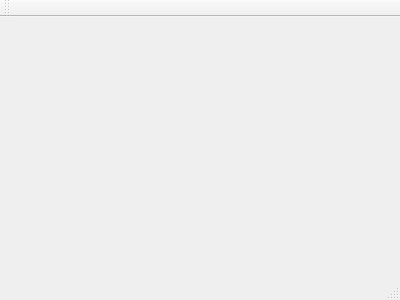
Before: the Qt Designer form supercalc.ui in kevinxusz/supercalc-qt-example, drawn with Qt 5.
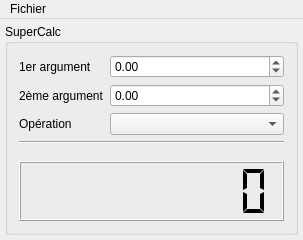
After: the same form once the commit is applied.

Commit message: Basic window with some functionality.

Diff of the .ui file:
```diff
--- a/supercalc.ui
+++ b/supercalc.ui
@@ -1,24 +1,169 @@
 <ui version="4.0">
  <class>SuperCalc</class>
- <widget class="QMainWindow" name="SuperCalc" >
-  <property name="geometry" >
+ <widget class="QMainWindow" name="SuperCalc">
+  <property name="geometry">
    <rect>
     <x>0</x>
     <y>0</y>
-    <width>400</width>
-    <height>300</height>
+    <width>303</width>
+    <height>240</height>
    </rect>
   </property>
   <property name="windowTitle" >
    <string>SuperCalc</string>
   </property>
-  <widget class="QMenuBar" name="menuBar" />
-  <widget class="QToolBar" name="mainToolBar" />
-  <widget class="QWidget" name="centralWidget" />
-  <widget class="QStatusBar" name="statusBar" />
+  <widget class="QWidget" name="centralWidget">
+   <layout class="QHBoxLayout" name="horizontalLayout">
+    <property name="leftMargin">
+     <number>5</number>
+    </property>
+    <property name="topMargin">
+     <number>5</number>
+    </property>
+    <property name="rightMargin">
+     <number>5</number>
+    </property>
+    <property name="bottomMargin">
+     <number>5</number>
+    </property>
+    <item>
+     <layout class="QVBoxLayout" name="verticalLayout">
+      <item>
+       <widget class="QGroupBox" name="groupBox">
+        <property name="title">
+         <string>SuperCalc</string>
+        </property>
+        <layout class="QVBoxLayout" name="verticalLayout_2">
+         <item>
+          <layout class="QFormLayout" name="formLayout">
+           <item row="0" column="0">
+            <widget class="QLabel" name="label_1st_arg">
+             <property name="text">
+              <string>1er argument</string>
+             </property>
+            </widget>
+           </item>
+           <item row="0" column="1">
+            <widget class="QDoubleSpinBox" name="spinbox_1st_arg">
+             <property name="minimum">
+              <double>-1000.000000000000000</double>
+             </property>
+             <property name="maximum">
+              <double>1000.000000000000000</double>
+             </property>
+            </widget>
+           </item>
+           <item row="1" column="0">
+            <widget class="QLabel" name="label_2nd_arg">
+             <property name="text">
+              <string>2ème argument</string>
+             </property>
+            </widget>
+           </item>
+           <item row="1" column="1">
+            <widget class="QDoubleSpinBox" name="spinbox_2nd_arg">
+             <property name="minimum">
+              <double>-1000.000000000000000</double>
+             </property>
+             <property name="maximum">
+              <double>1000.000000000000000</double>
+             </property>
+            </widget>
+           </item>
+           <item row="2" column="0">
+            <widget class="QLabel" name="label_operation">
+             <property name="text">
+              <string>Opération</string>
+             </property>
+            </widget>
+           </item>
+           <item row="2" column="1">
+            <widget class="QComboBox" name="combo_operation"/>
+           </item>
+          </layout>
+         </item>
+         <item>
+          <widget class="Line" name="line">
+           <property name="orientation">
+            <enum>Qt::Horizontal</enum>
+           </property>
+          </widget>
+         </item>
+         <item>
+          <spacer name="verticalSpacer_2">
+           <property name="orientation">
+            <enum>Qt::Vertical</enum>
+           </property>
+           <property name="sizeHint" stdset="0">
+            <size>
+             <width>20</width>
+             <height>40</height>
+            </size>
+           </property>
+          </spacer>
+         </item>
+         <item>
+          <widget class="QLCDNumber" name="lcd_result">
+           <property name="minimumSize">
+            <size>
+             <width>0</width>
+             <height>60</height>
+            </size>
+           </property>
+           <property name="frameShape">
+            <enum>QFrame::Box</enum>
+           </property>
+           <property name="lineWidth">
+            <number>1</number>
+           </property>
+           <property name="smallDecimalPoint">
+            <bool>true</bool>
+           </property>
+           <property name="digitCount">
+            <number>8</number>
+           </property>
+           <property name="segmentStyle">
+            <enum>QLCDNumber::Flat</enum>
+           </property>
+          </widget>
+         </item>
+        </layout>
+       </widget>
+      </item>
+     </layout>
+    </item>
+   </layout>
+  </widget>
+  <widget class="QMenuBar" name="menuBar">
+   <property name="geometry">
+    <rect>
+     <x>0</x>
+     <y>0</y>
+     <width>303</width>
+     <height>20</height>
+    </rect>
+   </property>
+   <widget class="QMenu" name="menuFichier">
+    <property name="title">
+     <string>Fichier</string>
+    </property>
+    <addaction name="action_Recharger"/>
+    <addaction name="action_Quitter"/>
+   </widget>
+   <addaction name="menuFichier"/>
+  </widget>
+  <action name="action_Recharger">
+   <property name="text">
+    <string>&amp;Recharger</string>
+   </property>
+  </action>
+  <action name="action_Quitter">
+   <property name="text">
+    <string>&amp;Quitter</string>
+   </property>
+  </action>
  </widget>
- <layoutDefault spacing="6" margin="11" />
- <pixmapfunction></pixmapfunction>
+ <layoutdefault spacing="6" margin="11"/>
  <resources/>
  <connections/>
 </ui>
```
Left out of the diff: 6 changed lines with no effect on the pictures. The commit also changes 2 other files.
